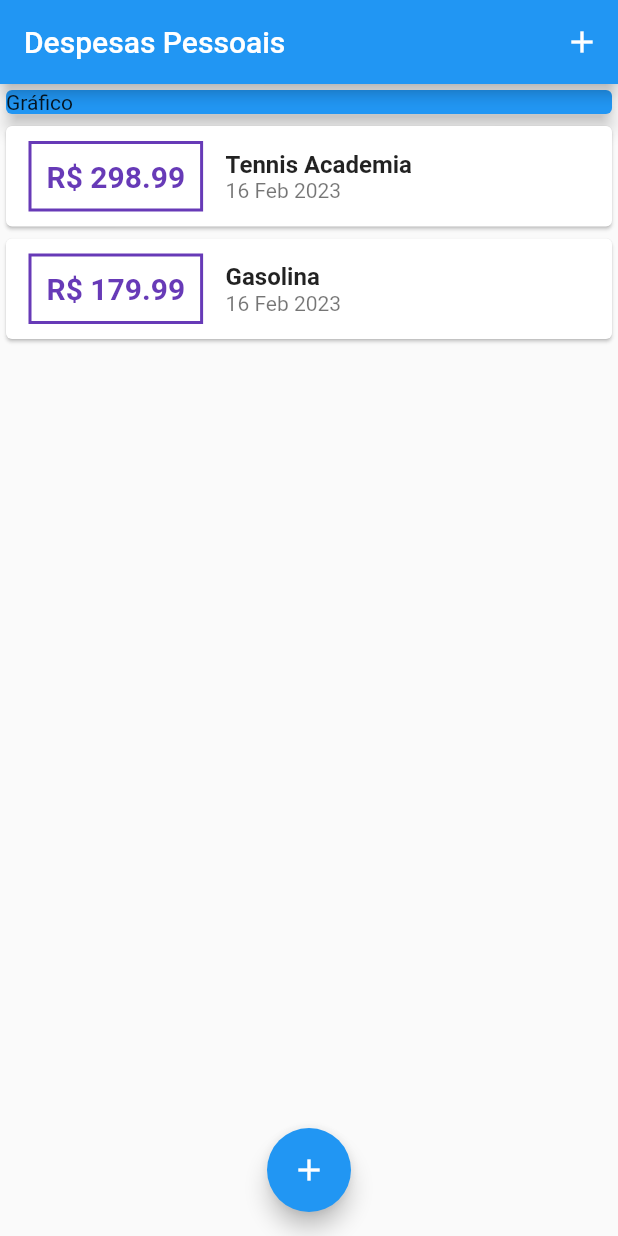
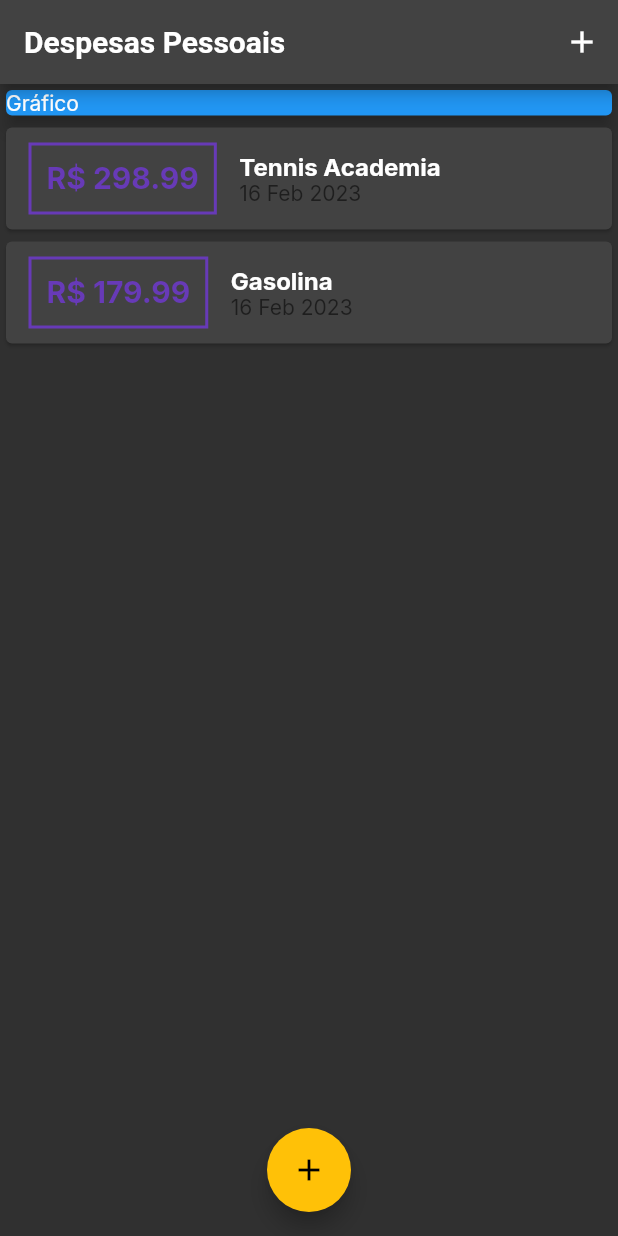
Before and after one commit to Winnicius-Moura/flutterExpensesApp, a Flutter app: the screen it shows after launch, on a phone screen of 412 x 824 dp. Run offline on Flutter 3.47's test engine with Material 2 defaults, Android fonts, the phone set to English and light mode, and no system bars.

Commit message:
ThemeData setup

```diff
--- a/lib/components/transaction_list.dart
+++ b/lib/components/transaction_list.dart
@@ -22,16 +22,16 @@ class TransactionList extends StatelessWidget {
                     const EdgeInsets.symmetric(horizontal: 15, vertical: 10),
                 decoration: BoxDecoration(
                     border: Border.all(
-                  color: Colors.deepPurple,
+                  color: Theme.of(context).colorScheme.primary,
                   width: 2,
                 )),
                 padding: const EdgeInsets.all(10),
                 child: Text(
                   'R\$ ${transaction.value.toStringAsFixed(2)}',
-                  style: const TextStyle(
+                  style:  TextStyle(
                     fontWeight: FontWeight.bold,
                     fontSize: 20,
-                    color: Colors.deepPurple,
+                    color: Theme.of(context).colorScheme.primary,
                   ),
                 ),
               ),
--- a/lib/main.dart
+++ b/lib/main.dart
@@ -11,8 +11,34 @@ class ExpensesApp extends StatelessWidget {
 
   @override
   Widget build(BuildContext context) {
-    return const MaterialApp(
-      home: MyHomePage(),
+
+    final ThemeData tema = ThemeData(
+      brightness: Brightness.dark,
+      primaryColor: Colors.lightBlue[800],
+      fontFamily: 'Inter',
+    );
+
+    return MaterialApp(
+      home: const MyHomePage(),
+      theme: tema.copyWith(
+        colorScheme: tema.colorScheme.copyWith(
+          primary: Colors.deepPurple,
+          secondary: Colors.amber,
+        ),
+        textTheme: tema.textTheme.copyWith(
+          headline6: const TextStyle(
+            fontSize: 18,
+            fontWeight: FontWeight.bold,
+            color: Colors.black,
+          ),
+        ),
+        appBarTheme: const AppBarTheme(
+          titleTextStyle: TextStyle(
+            fontSize: 20,
+            fontWeight: FontWeight.bold,
+          )
+        )
+      ),
     );
   }
 }
```
Also changed, not shown: pubspec.yaml (+5 -6 lines), assets/fonts/Inter-Black.ttf (added), assets/fonts/Inter-Bold.ttf (added), assets/fonts/Inter-ExtraBold.ttf (added), assets/fonts/Inter-ExtraLight.ttf (added), assets/fonts/Inter-Light.ttf (added), assets/fonts/Inter-Medium.ttf (added), assets/fonts/Inter-Regular.ttf (added), assets/fonts/Inter-SemiBold.ttf (added), assets/fonts/Inter-Thin.ttf (added).
